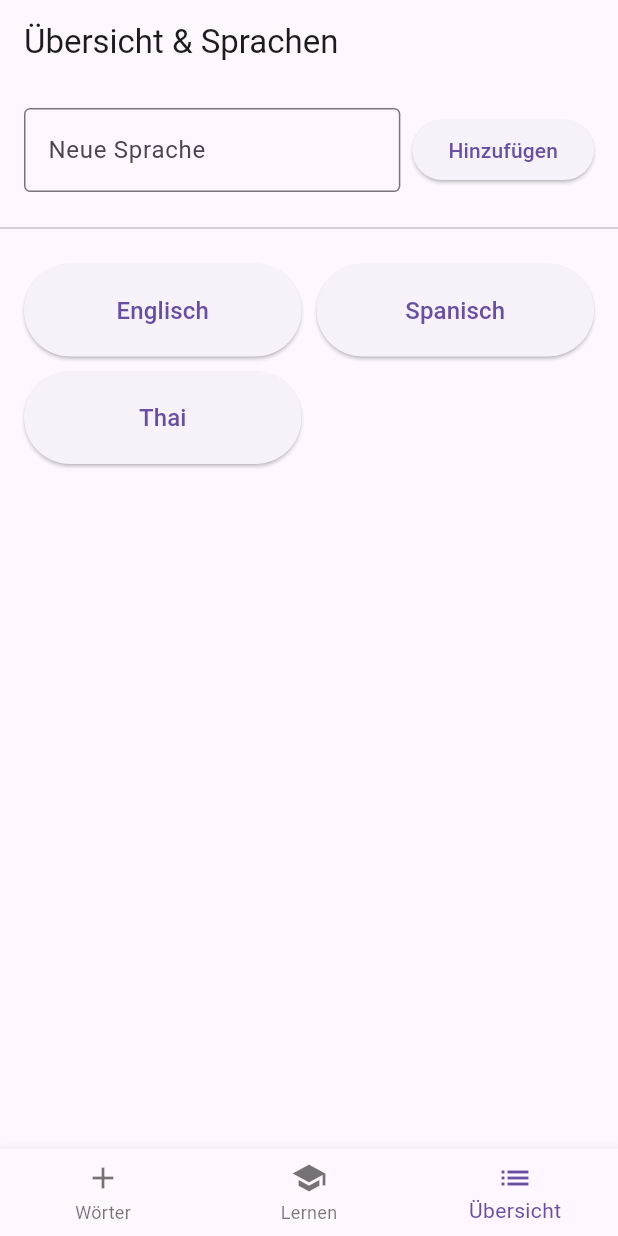
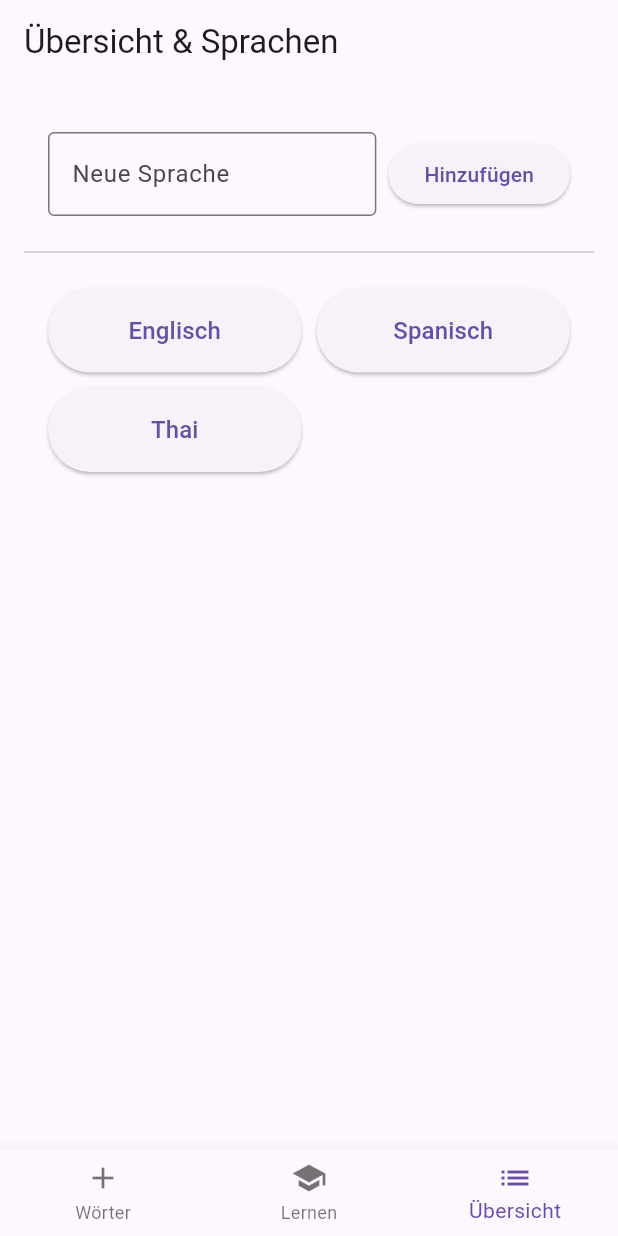
Before and after one commit to d-a-vi-d/voc_trainer, a Flutter app: the screen it shows after launch, item 3 of the bottom bar chosen, on a phone screen of 412 x 824 dp. Run offline on Flutter 3.47's test engine with Material 3 defaults, Android fonts, the phone set to English and light mode, and no system bars; our stand-ins replace shared_preferences.

Commit message:
mit copilot was geändert, jetzt umstrukturierung von overview screen

```diff
--- a/lib/screens/learn_screen.dart
+++ b/lib/screens/learn_screen.dart
@@ -32,7 +32,7 @@
                   },
                   style: ElevatedButton.styleFrom(
                     padding: EdgeInsets.zero,
-                    minimumSize: const Size(double.infinity, 40),
+                    minimumSize: const Size(double.infinity, 80),
                   ),
                   child: Center(
                     child: Column(
--- a/lib/screens/overview_screen.dart
+++ b/lib/screens/overview_screen.dart
@@ -73,7 +73,9 @@
     final languages = _getLanguages();
     return Scaffold(
       appBar: AppBar(title: const Text('Übersicht & Sprachen')),
-      body: Column(
+      body: Padding(
+        padding: const EdgeInsets.all(16.0),
+        child: Column(
           children: [
             Padding(
               padding: const EdgeInsets.all(16.0),
@@ -109,13 +111,10 @@
                 itemCount: languages.length,
                 itemBuilder: (context, index) {
                   final language = languages[index];
-                final isDefaultLanguage = ['Englisch', 'Spanisch', 'Thai'].contains(language);
 
                   return GestureDetector(
                     onLongPress: () {
-                    if (!isDefaultLanguage) {
                       _showDeleteDialog(language);
-                    }
                     },
                     child: ElevatedButton(
                       onPressed: () {
@@ -127,28 +126,15 @@
                         );
                       },
                       style: ElevatedButton.styleFrom(
-                      padding: const EdgeInsets.symmetric(vertical: 12),
+                        padding: EdgeInsets.zero,
+                        minimumSize: const Size(double.infinity, 80),
                       ),
-                    child: Stack(
-                      children: [
-                        Center(
+                      child: Center(
                         child: Text(
                           language,
                           textAlign: TextAlign.center,
                           style: const TextStyle(fontSize: 16),
                         ),
-                        ),
-                        if (!isDefaultLanguage)
-                          Positioned(
-                            top: 4,
-                            right: 4,
-                            child: Icon(
-                              Icons.close,
-                              size: 16,
-                              color: Colors.grey[600],
-                            ),
-                          ),
-                      ],
                       ),
                     ),
                   );
@@ -156,6 +142,7 @@
               ),
             ),
           ],
+        ),
       ),
     );
   }
```
Also changed, not shown: lib/screens/add_word_screen.dart (line endings or trailing spaces). Lines whose indentation alone changed are shown as unchanged.
